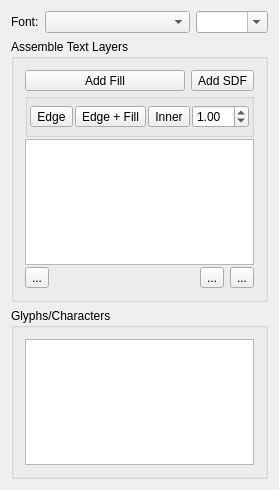
Above: Editor/src/Items/Text/TextWidget.ui from GameOverture/HarmonyEngine before the change. Below: the same form after it.
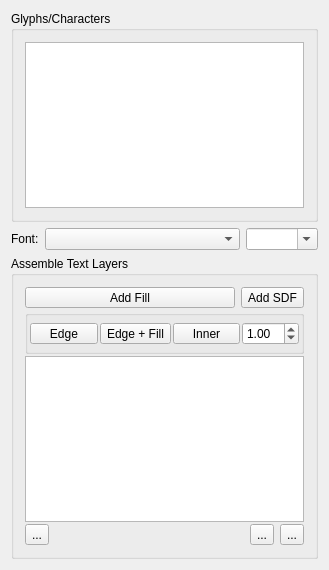
That is the form after the change. Icons and pictures are not drawn. Custom widgets are drawn as their Qt base class.

Commit message: IWidget now has a layout above and below the states so derived widgets can choose where to place their widgets

Diff of the .ui file:
```diff
--- a/Editor/src/Items/Text/TextWidget.ui
+++ b/Editor/src/Items/Text/TextWidget.ui
@@ -6,14 +6,30 @@
    <rect>
     <x>0</x>
     <y>0</y>
-    <width>246</width>
-    <height>490</height>
+    <width>329</width>
+    <height>570</height>
    </rect>
   </property>
   <property name="windowTitle">
    <string>TextWidget</string>
   </property>
   <layout class="QVBoxLayout" name="verticalLayout">
+   <item>
+    <widget class="QGroupBox" name="grpGlyphs">
+     <property name="title">
+      <string>Glyphs/Characters</string>
+     </property>
+     <layout class="QVBoxLayout" name="verticalLayout_5">
+      <item>
+       <widget class="PropertiesTreeView" name="glyphsTreeView">
+        <attribute name="headerVisible">
+         <bool>false</bool>
+        </attribute>
+       </widget>
+      </item>
+     </layout>
+    </widget>
+   </item>
    <item>
     <layout class="QVBoxLayout" name="verticalLayout_3">
      <item>
@@ -216,22 +232,6 @@
        </layout>
       </widget>
      </item>
-     <item>
-      <widget class="QGroupBox" name="groupBox_3">
-       <property name="title">
-        <string>Glyphs/Characters</string>
-       </property>
-       <layout class="QVBoxLayout" name="verticalLayout_5">
-        <item>
-         <widget class="PropertiesTreeView" name="glyphsTreeView">
-          <attribute name="headerVisible">
-           <bool>false</bool>
-          </attribute>
-         </widget>
-        </item>
-       </layout>
-      </widget>
-     </item>
     </layout>
    </item>
   </layout>
```
The commit also changes 11 other files.
